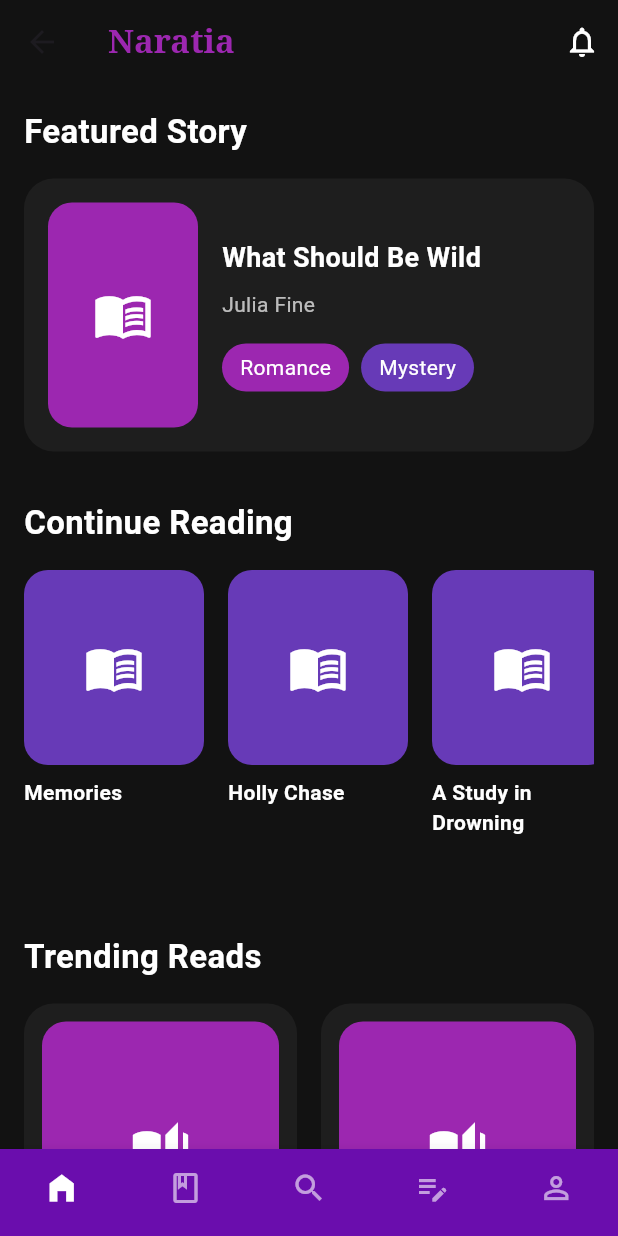
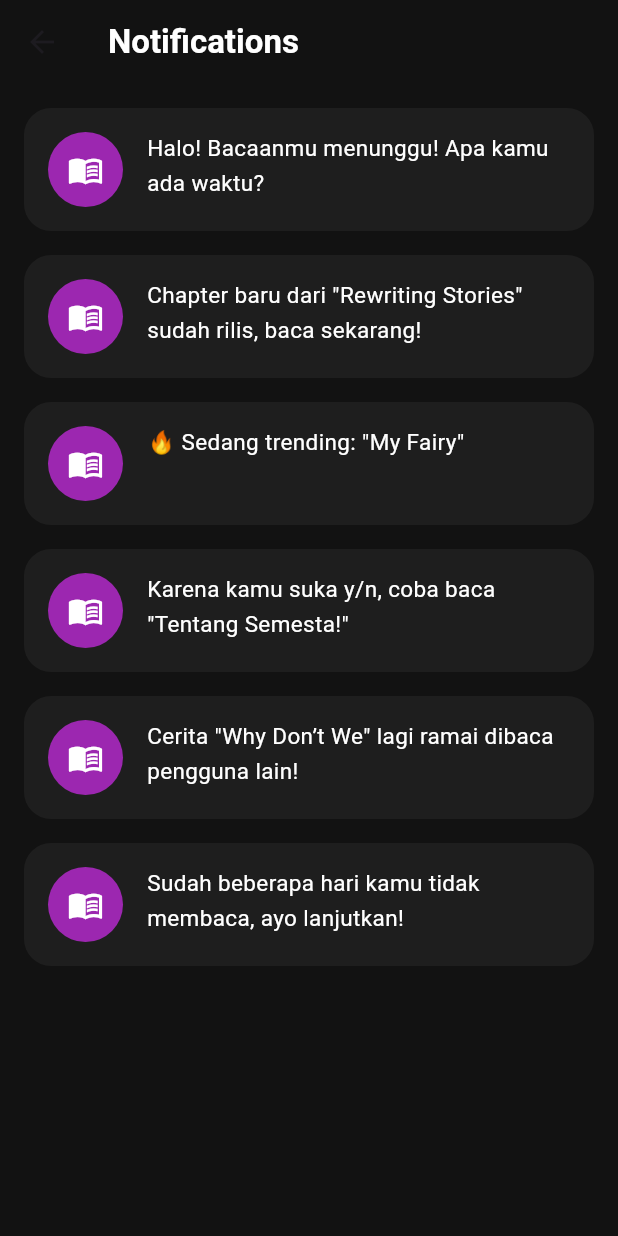
Before and after one commit to talitha404/naratia-app, a Flutter app: the HomeScreen screen opened directly, after a tap on the "notifications none" icon, on a phone screen of 412 x 824 dp. Run offline on Flutter 3.47's test engine with Material 3 defaults, Android fonts, the phone set to English and light mode, and no system bars.

Commit message:
create notification screen ui

```diff
--- a/lib/views/home/home_screen.dart
+++ b/lib/views/home/home_screen.dart
@@ -6,6 +6,7 @@ import '../library/library_screen.dart';
 import '../search/search_screen.dart';
 import '../write/write_hub_screen.dart';
 import '../profile/profile_screen.dart';
+import '../notification/notification_screen.dart';
 
 class HomeScreen extends StatefulWidget {
   const HomeScreen({super.key});
@@ -61,8 +62,13 @@ class _HomeScreenState extends State<HomeScreen> {
                 color: Colors.white,
               ),
               onPressed: () {
-                // TODO: Notifikasi
-              },
+  Navigator.push(
+    context,
+    MaterialPageRoute(
+      builder: (_) => const NotificationScreen(),
+    ),
+  );
+},
             ),
         ],
       ),
--- /dev/null
+++ b/lib/views/notification/notification_screen.dart
@@ -0,0 +1,121 @@
+import 'package:flutter/material.dart';
+
+class NotificationScreen extends StatelessWidget {
+  const NotificationScreen({super.key});
+
+  @override
+  Widget build(BuildContext context) {
+    return Scaffold(
+      backgroundColor: const Color(0xFF121212),
+
+      appBar: AppBar(
+        backgroundColor: const Color(0xFF121212),
+        elevation: 0,
+
+        title: const Text(
+          'Notifications',
+          style: TextStyle(
+            color: Colors.white,
+            fontWeight: FontWeight.bold,
+          ),
+        ),
+      ),
+
+      body: ListView(
+        padding: const EdgeInsets.all(16),
+
+        children: const [
+
+          NotificationCard(
+            message:
+                'Halo! Bacaanmu menunggu! Apa kamu ada waktu?',
+          ),
+
+          NotificationCard(
+            message:
+                'Chapter baru dari "Rewriting Stories" sudah rilis, baca sekarang!',
+          ),
+
+          NotificationCard(
+            message:
+                '🔥 Sedang trending: "My Fairy"',
+          ),
+
+          NotificationCard(
+            message:
+                'Karena kamu suka y/n, coba baca "Tentang Semesta!"',
+          ),
+
+          NotificationCard(
+            message:
+                'Cerita "Why Don’t We" lagi ramai dibaca pengguna lain!',
+          ),
+
+          NotificationCard(
+            message:
+                'Sudah beberapa hari kamu tidak membaca, ayo lanjutkan!',
+          ),
+        ],
+      ),
+    );
+  }
+}
+
+class NotificationCard extends StatelessWidget {
+  final String message;
+
+  const NotificationCard({
+    super.key,
+    required this.message,
+  });
+
+  @override
+  Widget build(BuildContext context) {
+    return Container(
+      margin: const EdgeInsets.only(bottom: 16),
+      padding: const EdgeInsets.all(16),
+
+      decoration: BoxDecoration(
+        color: const Color(0xFF1E1E1E),
+        borderRadius: BorderRadius.circular(18),
+      ),
+
+      child: Row(
+        crossAxisAlignment: CrossAxisAlignment.start,
+
+        children: [
+
+          // ICON
+          Container(
+            width: 50,
+            height: 50,
+
+            decoration: const BoxDecoration(
+              color: Colors.purple,
+              shape: BoxShape.circle,
+            ),
+
+            child: const Icon(
+              Icons.menu_book,
+              color: Colors.white,
+            ),
+          ),
+
+          const SizedBox(width: 16),
+
+          // MESSAGE
+          Expanded(
+            child: Text(
+              message,
+              style: const TextStyle(
+                color: Colors.white,
+                fontSize: 15,
+                height: 1.5,
+              ),
+            ),
+          ),
+        ],
+      ),
+    );
+  }
+}
```
